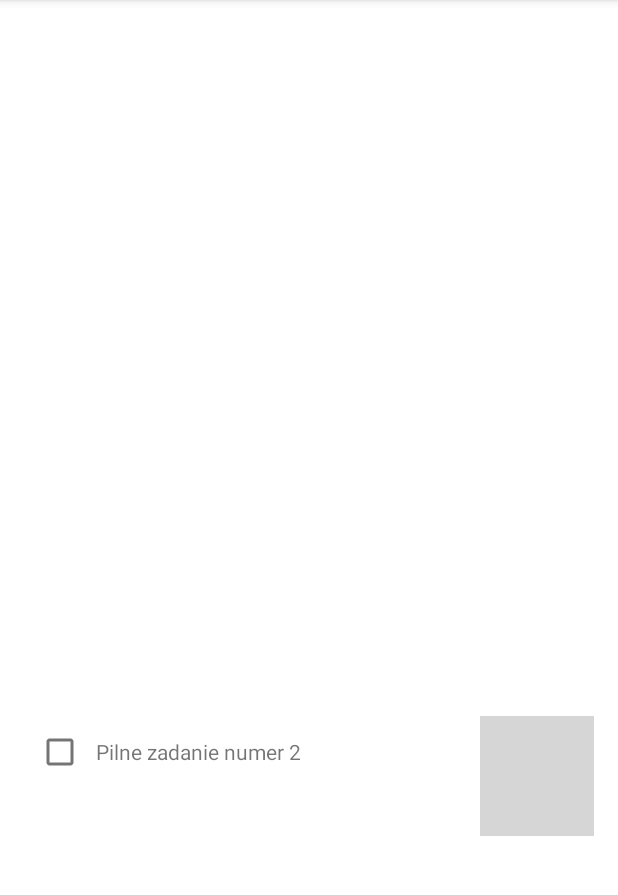
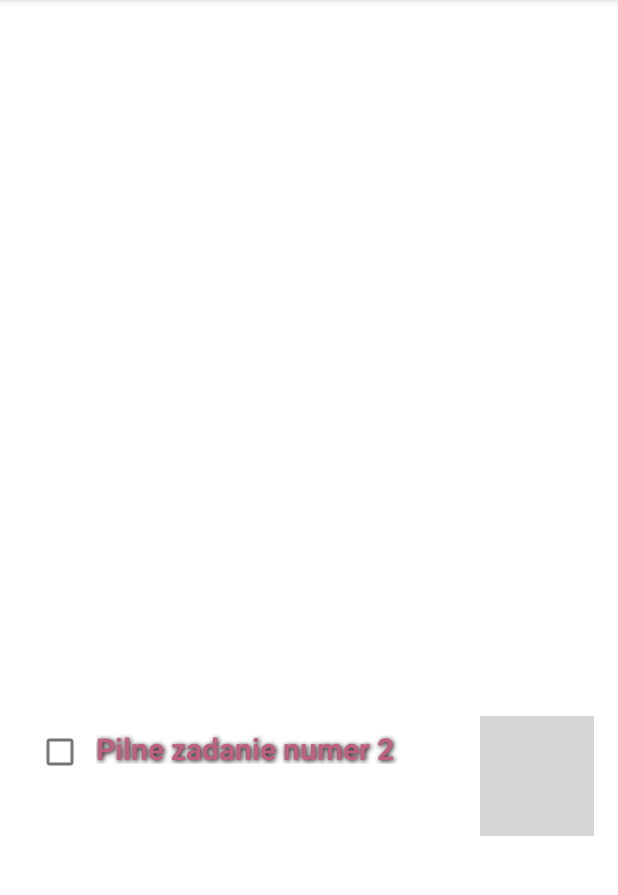
Before and after one commit to Undover/Android-Zadanie2, an Android app: the screen it shows after launch (TaskListActivity), scrolled down 1074 dp, on a phone screen of 412 x 824 dp, the part 84-979 px from its top. Run offline under Robolectric (Android 15) with nearby library versions, the phone set to English and light mode, and no system bars; grey boxes are pictures that could not be loaded.

Commit message:
Added colors, styles, localisation

```diff
--- a/app/src/main/res/layout/fragment_task.xml
+++ b/app/src/main/res/layout/fragment_task.xml
@@ -9,7 +9,8 @@
         style="?android:listSeparatorTextViewStyle"
         android:layout_width="match_parent"
         android:layout_height="wrap_content"
-        android:text="@string/name_label"/>
+        android:text="@string/name_label"
+        android:textColor="@color/pink_primary"/>
 
     <EditText
         android:id="@+id/task_name"
--- a/app/src/main/res/layout/list_item_task.xml
+++ b/app/src/main/res/layout/list_item_task.xml
@@ -29,7 +29,8 @@
             android:layout_marginEnd="1dp"
             app:layout_constraintBaseline_toBaselineOf="@+id/doneCheckBox"
             app:layout_constraintEnd_toStartOf="@+id/iconImageView"
-            app:layout_constraintStart_toEndOf="@+id/doneCheckBox" />
+            app:layout_constraintStart_toEndOf="@+id/doneCheckBox"
+            style="@style/my_style"/>
 
         <ImageView
             android:id="@+id/iconImageView"
--- a/app/src/main/res/values/colors.xml
+++ b/app/src/main/res/values/colors.xml
@@ -7,4 +7,7 @@
     <color name="teal_700">#FF018786</color>
     <color name="black">#FF000000</color>
     <color name="white">#FFFFFFFF</color>
+    <color name="pink_primary">#FFF48FB1</color>
+    <color name="pink_light">#FFFFC1E3</color>
+    <color name="pink_dark">#FFBF5F82</color>
 </resources>
--- a/app/src/main/res/values/strings.xml
+++ b/app/src/main/res/values/strings.xml
@@ -1,8 +1,7 @@
 <resources>
-    <string name="app_name">MainActivity</string>
+    <string name="app_name" translatable="false">MainActivity</string>
 
     <string name="name_hint">Wpisz nazwę zadania</string>
-    <string name="name_label">Nazwa</string>
     <string name="details_label">Szczegóły</string>
     <string name="done_label">Wykonane</string>
 
@@ -10,4 +9,5 @@
     <string name="show_subtitle">Pokaż podtytuł</string>
     <string name="hide_subtitle">Ukryj podtytuł</string>
     <string name="subtitle_format">%1$d zadań</string>
+    <string name="name_label">Nazwa zadania</string>
 </resources>
--- /dev/null
+++ b/app/src/main/res/values/styles.xml
@@ -0,0 +1,13 @@
+<?xml version="1.0" encoding="utf-8"?>
+<resources>
+    <style name="my_style" parent="TextAppearance.AppCompat">
+        <item name="android:textColor">@color/pink_dark</item>
+        <item name="android:typeface">serif</item>
+        <item name="android:textStyle">bold</item>
+        <item name="android:textSize">20sp</item>
+        <item name="android:shadowColor">@color/black</item>
+        <item name="android:shadowRadius">4</item>
+        <item name="android:shadowDx">1</item>
+        <item name="android:shadowDy">1</item>
+    </style>
+</resources>
```
Also changed, not shown: 1 other file.
